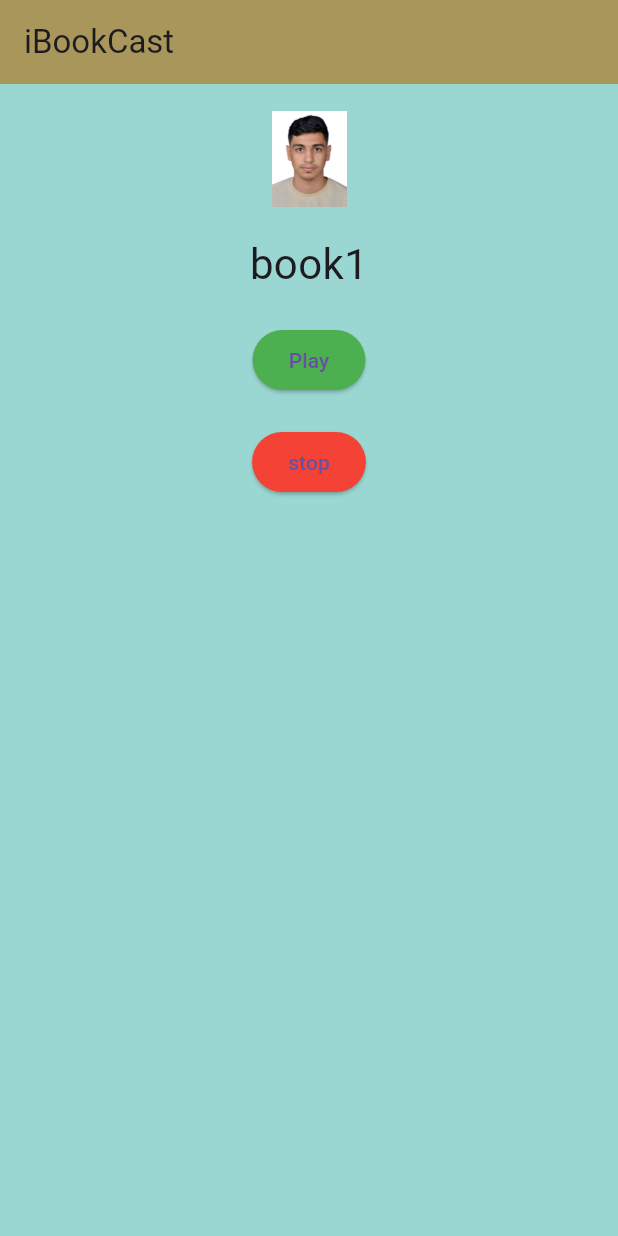
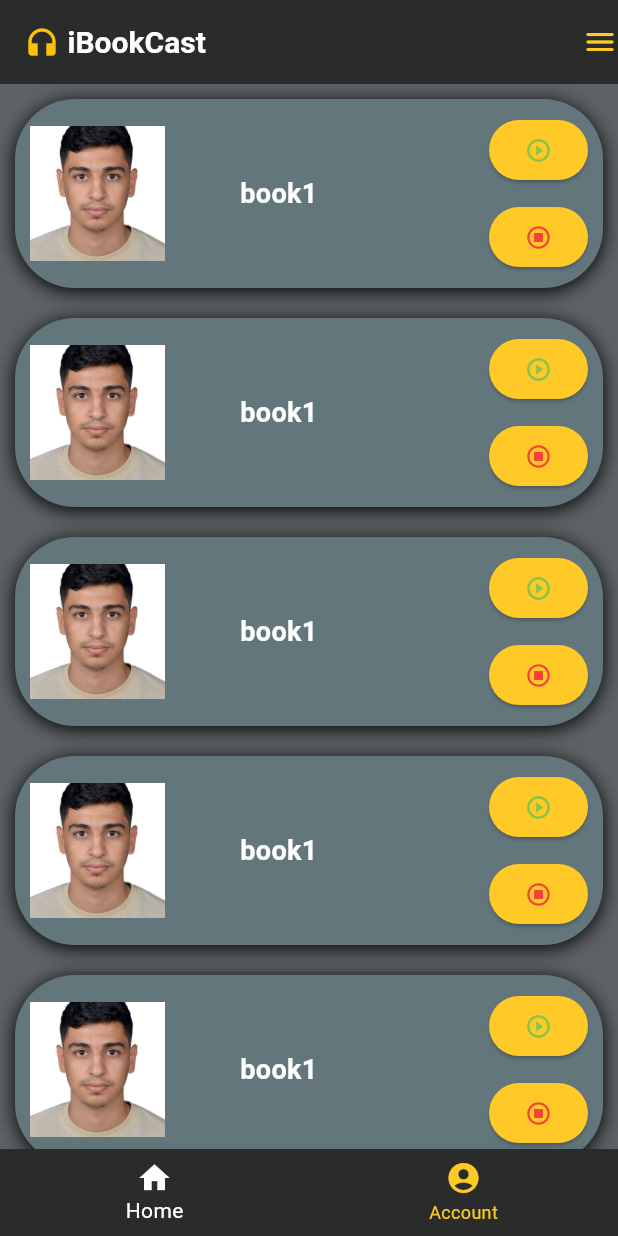
Before and after one commit to mo7amedsherif/project, a Flutter app: the screen it shows after launch, on a phone screen of 412 x 824 dp. Run offline on Flutter 3.47's test engine with Material 3 defaults, Android fonts, the phone set to English and light mode, and no system bars; our stand-ins replace audioplayers.

Commit message:
add file

```diff
--- a/lib/main.dart
+++ b/lib/main.dart
@@ -9,80 +9,191 @@ class MyApp extends StatefulWidget {
   const MyApp({super.key});
 
   @override
-  MyAppState createState() =>MyAppState();
+  MyAppState createState() => MyAppState();
 }
-class MyAppState extends State<MyApp>{
-  final AudioPlayer _player = AudioPlayer();
-  Future<void> playSound() async {
-    await _player.play(AssetSource('audio/mo3.mp3'));
+
+class MyAppState extends State<MyApp> {
+  final List<AudioPlayer> _player = List.generate(6, (_) => AudioPlayer());
+  final List<bool> isPlaying = List.generate(6, (_) => false);
+
+  Future<void> playSound(int index, String audiopath) async {
+    if (!isPlaying[index]) {
+      await _player[index].play(AssetSource(audiopath));
+    }
+
+    setState(() {
+      isPlaying[index] = true;
+    });
   }
 
   // إيقاف الصوت
-  Future<void> stopSound() async {
-    await _player.stop();
+  Future<void> stopSound(int index) async {
+    await _player[index].stop();
+    setState(() {
+      isPlaying[index] = false;
+    });
   }
+
   @override
   void dispose() {
-    _player.dispose();
+    for (var player in _player) {
+      player.dispose();
+    }
     super.dispose();
   }
+
   @override
   Widget build(BuildContext context) {
     return MaterialApp(
       home: Scaffold(
-        backgroundColor: const Color.fromARGB(255, 154, 215, 210),
-
+        backgroundColor: const Color.fromARGB(238, 81, 87, 90),
         appBar: AppBar(
-          backgroundColor: const Color.fromRGBO(168, 150, 90, 1),
-          title: const Text('iBookCast'),
-          //iconTheme: Icon(Icons.headphones_rounded,color:Color.fromRGBO(206, 82, 60,1),),
-        ),
-        body: Center(
-          child: Column(
-            mainAxisAlignment: MainAxisAlignment.start,
-            crossAxisAlignment: CrossAxisAlignment.center,
+          backgroundColor: const Color.fromARGB(255, 42, 43, 43),
+          title: const Row(
             children: [
-              Image.asset('assets/image/mo.jpg',width: 50,height: 100,),
-              // ignore: prefer_const_constructors
-              Text('book1',
-              textAlign: TextAlign.center,
-              textScaler: const TextScaler.linear(2),
-              selectionColor: Colors.deepOrange,
+              Icon(
+                Icons.headphones,
+                color: Colors.amber,
               ),
-              const SizedBox(height: 20),
-              ElevatedButton(onPressed:playSound,
-              style: ElevatedButton.styleFrom(
-                backgroundColor:Colors.green),
-              child:const Text('Play'),
+              SizedBox(
+                width: 5,
               ),
-              const SizedBox(height: 20),
-              ElevatedButton(onPressed:stopSound,
-              style: ElevatedButton.styleFrom(
-                backgroundColor:Colors.red),
-              child:const Text('stop'),
+              Text(
+                'iBookCast',
+                style: TextStyle(
+                  color: Colors.white,
+                  fontSize: 20,
+                  fontWeight: FontWeight.bold,
+                ),
+              ),
+              SizedBox(
+                width: 210,
               ),
             ],
-
           ),
+          actions: [
+            Icon(
+              Icons.menu_rounded,
+              color: Colors.amber[400],
+            ),
+          ],
+        ),
+        body: ListView(
+          padding: const EdgeInsets.all(10),
+          children: [
+            _audiosourc(
+                0, 'assets/image/mo.jpg', 'assets/audio/mo1.mp3', 'book1'),
+            const SizedBox(height: 20),
+            _audiosourc(
+                1, 'assets/image/mo.jpg', 'assets/audio/mo2.mp3', 'book1'),
+            const SizedBox(height: 20),
+            _audiosourc(
+                2, 'assets/image/mo.jpg', 'assets/audio/mo1.mp3', 'book1'),
+            const SizedBox(height: 20),
+            _audiosourc(
+                3, 'assets/image/mo.jpg', 'assets/audio/mo1.mp3', 'book1'),
+            const SizedBox(height: 20),
+            _audiosourc(
+                4, 'assets/image/mo.jpg', 'assets/audio/mo1.mp3', 'book1'),
+            const SizedBox(height: 20),
+            _audiosourc(
+                5, 'assets/image/mo.jpg', 'assets/audio/mo1.mp3', 'book1'),
+            const SizedBox(height: 20),
+            _audiosourc(
+                6, 'assets/image/mo.jpg', 'assets/audio/mo1.mp3', 'book1'),
+            const SizedBox(height: 20),
+          ],
+        ),
+        bottomNavigationBar: BottomNavigationBar(
+          backgroundColor: const Color.fromARGB(255, 42, 43, 43),
+          selectedItemColor: const Color.fromARGB(255, 255, 255, 255),
+          unselectedItemColor: Colors.amber[400],
+          items: const [
+            BottomNavigationBarItem(
+              icon: Icon(Icons.home),
+              label: 'Home',
+            ),
+            BottomNavigationBarItem(
+              icon: Icon(Icons.account_circle),
+              label: 'Account',
+            ),
+          ],
         ),
       ),
     );
   }
 
+  Widget _audiosourc(int index, String imagepath, String audiopath, String name) {
+    return Container(
+      padding: const EdgeInsets.all(10),
+      decoration: BoxDecoration(
+        color: const Color.fromARGB(255, 98, 118, 123),
+        borderRadius: BorderRadius.circular(40),
+        boxShadow: const [
+          BoxShadow(
+            color: Colors.black,
+            blurRadius: 10,
+            offset: Offset(0, 2),
+          ),
+        ],
+      ),
+      child: Row(
+        mainAxisAlignment: MainAxisAlignment.center,
+        children: [
+          Image.asset(
+            imagepath,
+            width: 90,
+            height: 90,
+            fit: BoxFit.cover,
+          ),
+          const SizedBox(
+            height: 10,
+            width: 50,
+          ),
+          Text(
+            name,
+            style: const TextStyle(
+                fontSize: 18,
+                fontWeight: FontWeight.bold,
+                color: Color.fromARGB(255, 253, 254, 254)),
+          ),
+          const SizedBox(
+            height: 10,
+            width: 30,
+          ),
+          const Spacer(),
+          Column(
+            mainAxisAlignment: MainAxisAlignment.center,
+            children: [
+              ElevatedButton(
+                onPressed: () => playSound(index, audiopath),
+                style: ElevatedButton.styleFrom(
+                  backgroundColor: const Color.fromARGB(255,255, 202, 40),
+                  shape: RoundedRectangleBorder(
+                    borderRadius: BorderRadius.circular(50),
+                  ),
+                  ),
+                child: const Icon(
+                  Icons.play_circle_outline,
+                  color: Colors.lightGreen,
+                ),
+              ),
+              const SizedBox(
+                width: 20,
+                height: 10,
+              ),
+              ElevatedButton(
+                onPressed: () => stopSound(index),
+                style: ElevatedButton.styleFrom(backgroundColor: const Color.fromARGB(255,255, 202, 40)),
+                child: const Icon(
+                  Icons.stop_circle_outlined,
+                  color: Colors.red,
+                ),
+              ),
+            ],
+          ),
+        ],
+      ),
+    );
+  }
 }
-//  child: GestureDetector(
-//           onTap: () {
-//             AudioPlayer().play(AssetSource('audio/mo3.mp3'));
-//           },
-//           onDoubleTap: () {
-//             AudioPlayer().stop();
-//           },
-//           child: ElevatedButton.icon(
-//               onPressed: null,
-//               icon: Image.asset(
-//                 'assets/image/mo.jpg',
-//                 width: 200,
-//                 height: 100,
-//               ),
-//               label: const Text('book1')),
-//         )
--- a/pubspec.yaml
+++ b/pubspec.yaml
@@ -62,7 +62,9 @@ flutter:
   # To add assets to your application, add an assets section, like this:
   assets:
     - assets/audio/
-    - assets/image/
+    - assets/image/mo.jpg
+    - assets/audio/mo2.mp3
+    - assets/audio/mo1.mp3
 
 
   # An image asset can refer to one or more resolution-specific "variants", see
```
